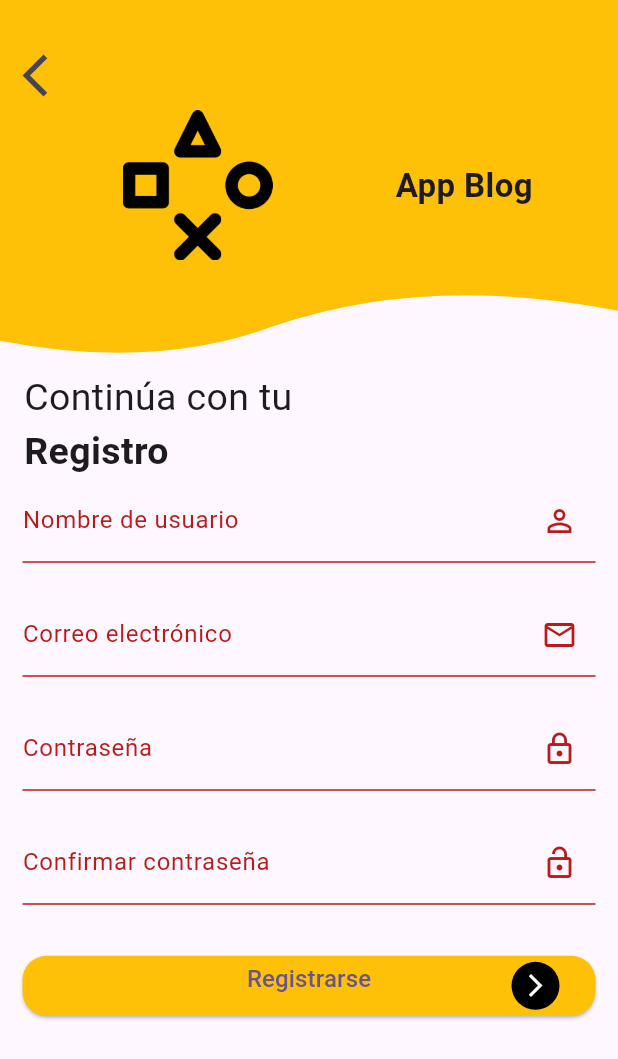
After one commit to clayaldas/blog_app, a Flutter app: the RegisterPage screen opened by its route, on a phone screen of 412 x 824 dp. The commit adds this screen. Shown: the top 1059 px of the screen. Run offline on Flutter 3.47's test engine with Material 3 defaults, Android fonts, the phone set to English and light mode, and no system bars; our stand-ins replace flutter_custom_clippers.

Commit message:
Terminado diseño de la pantalla Register

```diff
--- a/lib/main.dart
+++ b/lib/main.dart
@@ -1,5 +1,6 @@
 import 'package:blog_app/src/presentation/pages/auth/login/login_page.dart';
 import 'package:blog_app/src/presentation/pages/auth/login/login_provider_view_model.dart';
+import 'package:blog_app/src/presentation/pages/auth/register/register_page.dart';
 import 'package:flutter/material.dart';
 import 'package:provider/provider.dart';
 
@@ -28,6 +29,7 @@ class MyApp extends StatelessWidget {
         initialRoute: 'login',
         routes: {
           'login': (BuildContext context) => const LoginPage(),
+          'register': (BuildContext context) => const RegisterPage(),
         },
       ),
     );
--- a/lib/src/presentation/pages/auth/login/login_provider_view_model.dart
+++ b/lib/src/presentation/pages/auth/login/login_provider_view_model.dart
@@ -18,7 +18,7 @@ class LoginProviderViewModel extends ChangeNotifier {
     //_state = _state.copyWith(email: ValidationItem(value: value));
 
     if (value.length >= 6) {
-      _state = _state.copyWith(email: ValidationItem(value: value));
+      _state = _state.copyWith(email: ValidationItem(value: value, error: ''));
     } else {
       // establecer un mensaje de error
       _state = _state.copyWith(
@@ -31,8 +31,17 @@ class LoginProviderViewModel extends ChangeNotifier {
 
   // permite cambiar el valor de la varible: pasword
   void changePassword(String value) {
+    final bool validEmailFormat = RegExp(
+            r'^(([^<>()[]\.,;:\s@"]+(.[^<>()[]\.,;:\s@"]+)*)|(".+"))@(([[0-9]{1,3}.[0-9]{1,3}.[0-9]{1,3}.[0-9]{1,3}])|(([a-zA-Z-0-9]+.)+[a-zA-Z]{2,}))$')
+        .hasMatch(value);
+
+    if (!validEmailFormat) {
+      _state = _state.copyWith(
+          email: const ValidationItem(error: 'Formato de correo no válido'));
+    } else
     if (value.length >= 3) {
-      _state = _state.copyWith(password: ValidationItem(value: value));
+      _state =
+          _state.copyWith(password: ValidationItem(value: value, error: ''));
     } else {
       // establecer un mensaje de error
       _state = _state.copyWith(
@@ -44,18 +53,21 @@ class LoginProviderViewModel extends ChangeNotifier {
     notifyListeners();
   }
 
-  bool isValid() {
-    // si todos los campos pasan la validacion regresar un true caso contrario un false
-    if (_state.email.value.isEmpty && _state.password.value.isEmpty) {
-      return false;
-    }
+  // bool isValid() {
+  //   // si todos los campos pasan la validacion regresar un true caso contrario un false
+  //   if (_state.email.value.isEmpty ||
+  //       _state.email.error.isNotEmpty ||
+  //       _state.password.value.isEmpty ||
+  //       _state.password.error.isNotEmpty) {
+  //     return false;
+  //   }
 
-    return true;
-  }
+  //   return true;
+  // }
 
   // se ejecuta al presionar el boton 'Iniciar sesión'
   void login() {
-    if (isValid()) {
+    if (getState().isValid()) {
       print('Email: ${_state.email.value} ');
 
       print('Password: ${_state.password.value} ');
--- a/lib/src/presentation/pages/auth/login/login_state.dart
+++ b/lib/src/presentation/pages/auth/login/login_state.dart
@@ -1,4 +1,4 @@
-import 'dart:math';
+//import 'dart:math';
 
 import 'package:blog_app/src/presentation/utils/validation_item.dart';
 
@@ -13,4 +13,17 @@ class LoginState {
   LoginState copyWith({ValidationItem? email, ValidationItem? password}) =>
       LoginState(
           email: email ?? this.email, password: password ?? this.password);
+
+  bool isValid() {
+    // si todos los campos pasan la validacion regresar un true caso contrario un false
+    if (email.value.isEmpty ||
+        email.error.isNotEmpty ||
+        password.value.isEmpty ||
+        password.error.isNotEmpty) {
+      return false;
+    }
+
+    return true;
+  }
+
 }
--- a/lib/src/presentation/pages/auth/login/widgets/login_body.dart
+++ b/lib/src/presentation/pages/auth/login/widgets/login_body.dart
@@ -89,8 +89,14 @@ class LoginBody extends StatelessWidget {
         Container(
           alignment: Alignment.center,
           margin: const EdgeInsets.only(bottom: 46),
-          child: const Text(
-            'No tienes una cuenta?',
+          child: GestureDetector(
+            onTap: () {
+              Navigator.pushNamed(context, 'register');
+            },
+            child: const Text(
+
+              'No tienes una cuenta?',
+            ),
           ),
         )
       ],
--- /dev/null
+++ b/lib/src/presentation/pages/auth/register/register_page.dart
@@ -0,0 +1,13 @@
+import 'package:blog_app/src/presentation/pages/auth/register/widgets/register_body.dart';
+import 'package:flutter/material.dart';
+
+class RegisterPage extends StatelessWidget {
+  const RegisterPage({super.key});
+
+  @override
+  Widget build(BuildContext context) {
+    return const Scaffold(
+      body: RegisterBody(),
+    );
+  }
+}
--- /dev/null
+++ b/lib/src/presentation/pages/auth/register/widgets/register_body.dart
@@ -0,0 +1,114 @@
+import 'package:blog_app/src/presentation/widgets/elevated_button_widget.dart';
+import 'package:blog_app/src/presentation/widgets/text_field_widget.dart';
+import 'package:flutter/material.dart';
+import 'package:flutter_custom_clippers/flutter_custom_clippers.dart';
+
+class RegisterBody extends StatelessWidget {
+  const RegisterBody({super.key});
+
+  @override
+  Widget build(BuildContext context) {
+    return Column(
+      crossAxisAlignment: CrossAxisAlignment.start,
+      children: [
+        ClipPath(
+          clipper: WaveClipperTwo(),
+          child: Container(
+            height: MediaQuery.of(context).size.height * 0.30,
+            color: Colors.amber,
+            child: Stack(
+              alignment: Alignment.center,
+              children: [
+                Container(
+                  alignment: Alignment.topLeft,
+                  margin: const EdgeInsets.only(top: 25, left: 7),
+                  child: IconButton(
+                    onPressed: () {
+                      Navigator.pop(context);
+                    },
+                    icon: const Icon(
+                      Icons.arrow_back_ios,
+                      size: 34,
+                    ),
+                  ),
+                ),
+                Row(
+                  mainAxisAlignment: MainAxisAlignment.spaceEvenly,
+                  children: [
+                    Image.asset(
+                      'assets/images/gamepad.png',
+                      height: 100,
+                      width: 150,
+                    ),
+                    const Text(
+                      'App Blog',
+                      style: TextStyle(
+                        fontSize: 22,
+                        fontWeight: FontWeight.bold,
+                      ),
+                    ),
+                  ],
+                ),
+              ],
+            ),
+          ),
+        ),
+        Container(
+          margin: const EdgeInsets.only(left: 16),
+          child: const Text(
+            'Continúa con tu',
+            style: TextStyle(fontSize: 25),
+          ),
+        ),
+        Container(
+          margin: const EdgeInsets.only(left: 16),
+          child: const Text(
+            'Registro',
+            style: TextStyle(fontSize: 25, fontWeight: FontWeight.bold),
+          ),
+        ),
+        Container(
+          margin: const EdgeInsets.symmetric(horizontal: 15),
+          child: TextFieldWidget(
+            text: 'Nombre de usuario',
+            icon: Icons.person_outline,
+            onChanged: (value) {},
+          ),
+        ),
+        Container(
+          margin: const EdgeInsets.symmetric(horizontal: 15),
+          child: TextFieldWidget(
+            text: 'Correo electrónico',
+            icon: Icons.email_outlined,
+            onChanged: (value) {},
+          ),
+        ),
+        Container(
+          margin: const EdgeInsets.symmetric(horizontal: 15),
+          child: TextFieldWidget(
+            text: 'Contraseña',
+            icon: Icons.lock_outline,
+            onChanged: (value) {},
+          ),
+        ),
+        Container(
+          margin: const EdgeInsets.symmetric(horizontal: 15),
+          child: TextFieldWidget(
+            text: 'Confirmar contraseña',
+            icon: Icons.lock_open,
+            onChanged: (value) {},
+          ),
+        ),
+        Container(
+          width: double.infinity,
+          margin:
+              const EdgeInsets.only(right: 15, left: 15, bottom: 10, top: 10),
+          child: ElevatedButtonWidget(
+            text: 'Registrarse',
+            onPressed: () {},
+          ),
+        ),
+      ],
+    );
+  }
+}
--- a/pubspec.yaml
+++ b/pubspec.yaml
@@ -19,7 +19,7 @@ publish_to: 'none' # Remove this line if you wish to publish to pub.dev
 version: 1.0.0+1
 
 environment:
-  sdk: ^3.5.3
+  sdk: ^3.5.1
 
 # Dependencies specify other packages that your package needs in order to work.
 # To automatically upgrade your package dependencies to the latest versions
```
Also changed, not shown: pubspec.lock.
